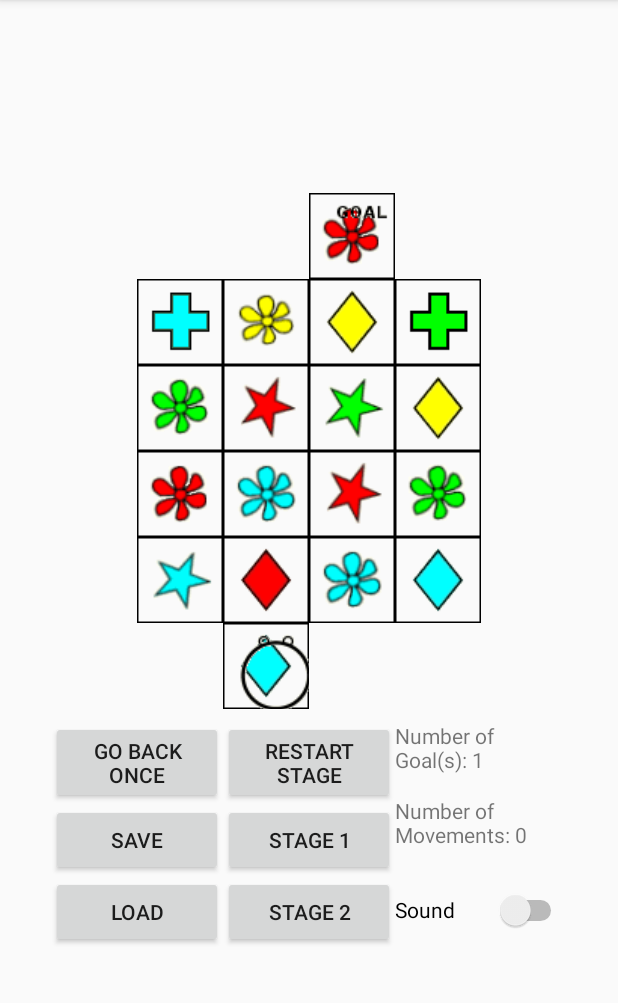
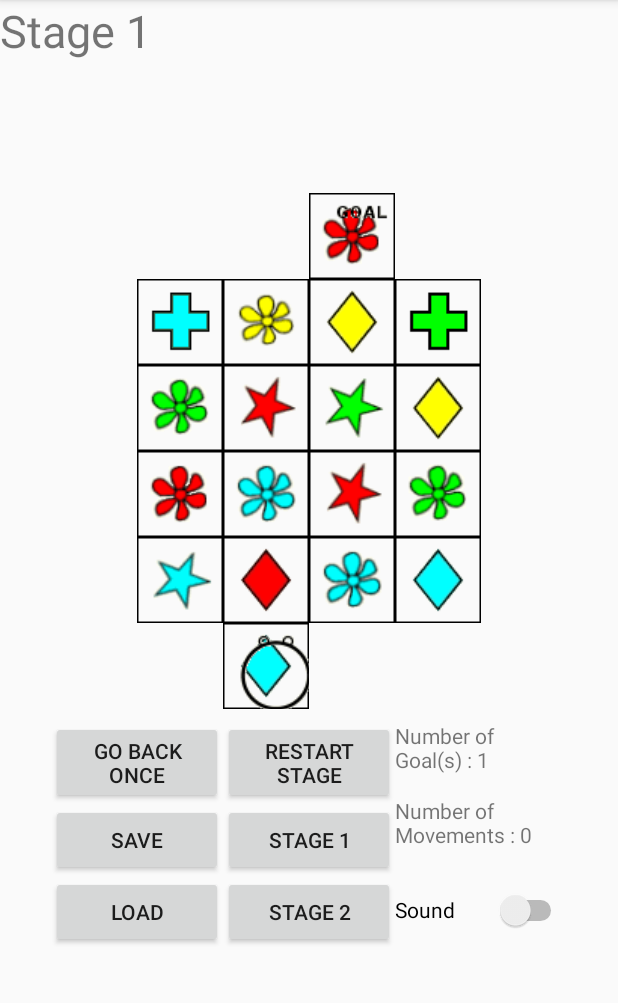
Before and after one commit to SnowNooDLe/BCPR282_Eyeball_Maze, an Android app: the MainActivity screen opened directly, with no data from a screen before it, on a phone screen of 412 x 824 dp, the part 84-1087 px from its top. Run offline under Robolectric (Android 15) with nearby library versions, the phone set to English and light mode, and no system bars; our stand-ins replace Firebase (no records; nobody signed in at launch, a user with empty details on screens opened directly).

Commit message:
Updating Extra View Feature 4, Updating string

```diff
--- a/app/src/main/java/dos0311/ara/ac/nz/eyeballmaze/MainActivity.java
+++ b/app/src/main/java/dos0311/ara/ac/nz/eyeballmaze/MainActivity.java
@@ -36,7 +36,7 @@ public class MainActivity extends AppCompatActivity {
     private Board board;
     private ImageView[][] imageViews = new ImageView[6][6];
     private int[][] imageSrcs = new int[6][6];
-    private TextView textViewForGoal, textViewForMovements;
+    private TextView textViewForGoal, textViewForMovements, textViewForStage;
 
     private Player eyeball;
 //  It means game is not finished yet if it is true.
@@ -88,6 +88,7 @@ public class MainActivity extends AppCompatActivity {
 //      for the goal textView
         textViewForGoal = findViewById(R.id.textViewGoals);
         textViewForMovements = findViewById(R.id.textViewMovements);
+        textViewForStage = findViewById(R.id.stageIndicator);
 //      As when game starts, it will always start with stage 1
         startGameStageOne();
     }
@@ -148,9 +149,9 @@ public class MainActivity extends AppCompatActivity {
         eyeball = new Player(5,2, board);
 
 //      Task 12. Display the number of goals to do
-        textViewForGoal.setText("Number of Goal(s): " + board.getGoals());
+        textViewForGoal.setText(getString(R.string.number_of_goals, board.getGoals()));
 //       Task 13. Display move counts
-        textViewForMovements.setText("Number of Movements: "  + eyeball.getCurrentMoveCount());
+        textViewForMovements.setText(getString(R.string.number_of_movements, eyeball.getCurrentMoveCount()));
 
 //        for image
         setGoalInMaze(0,3);
@@ -207,9 +208,9 @@ public class MainActivity extends AppCompatActivity {
         eyeball = new Player(5,2, board);
 
 //      Task 12. Display the number of goals to do
-        textViewForGoal.setText("Number of Goal(s): " + board.getGoals());
+        textViewForGoal.setText(getString(R.string.number_of_goals, board.getGoals()));
 //       Task 13. Display move counts
-        textViewForMovements.setText("Number of Movements: "  + eyeball.getCurrentMoveCount());
+        textViewForMovements.setText(getString(R.string.number_of_movements, eyeball.getCurrentMoveCount()));
 
 //      for image
         setGoalInMaze(0,3);
@@ -220,6 +221,8 @@ public class MainActivity extends AppCompatActivity {
     public void startGameStageOne() {
         gameIsOn = true;
         gameIsSaved = false;
+//        Extra View Feature 4, stage indicator
+        textViewForStage.setText(R.string.stage_one_choose);
         currentStage = 1;
         stageOneSetup();
     }
@@ -227,6 +230,8 @@ public class MainActivity extends AppCompatActivity {
     public void startGameStageTwo(){
         gameIsOn = true;
         gameIsSaved = false;
+//        Extra View Feature 4, stage indicator
+        textViewForStage.setText(R.string.stage_two_choose);
         currentStage = 2;
         stageTwoSetup();
     }
@@ -307,7 +312,7 @@ public class MainActivity extends AppCompatActivity {
                 eyeball.recordDirectionHisory();
 
 //              updating movements display
-                textViewForMovements.setText("Number of Movements: " + eyeball.getCurrentMoveCount());
+                textViewForMovements.setText(getString(R.string.number_of_movements, eyeball.getCurrentMoveCount()));
             } else {
 //                Extra View Feature 2, getting X sign on the block that user cannot go.
                 Bitmap image1 = BitmapFactory.decodeResource(getResources(), imageSrcs[targetRow][targetCol]);
@@ -335,7 +340,7 @@ public class MainActivity extends AppCompatActivity {
 //               Task 15, playing winning song
                 won_case_sound = MediaPlayer.create(MainActivity.this,R.raw.won_sound);
                 won_case_sound.start();
-                textViewForGoal.setText("Number of Goal(s): " + (board.getGoals() - 1));
+                textViewForGoal.setText(getString(R.string.number_of_goals, board.getGoals()-1));
                 gameFinishedMSG("Congratulations ! You won the game !");
                 gameIsOn = false;
             }
@@ -379,8 +384,8 @@ public class MainActivity extends AppCompatActivity {
         eyeball.resetPlayer();
         setPlayerInMaze(eyeball.getStartingRow(), eyeball.getStartingCol());
 
-        textViewForMovements.setText("Number of Movements: " + eyeball.getCurrentMoveCount());
-        textViewForGoal.setText("Number of Goal(s): " + board.getGoals());
+        textViewForMovements.setText(getString(R.string.number_of_movements, eyeball.getCurrentMoveCount()));
+        textViewForGoal.setText(getString(R.string.number_of_goals, board.getGoals()));
     }
     private void resetStageOne(){
 //        board.setGoal(0,3);
@@ -466,7 +471,7 @@ public class MainActivity extends AppCompatActivity {
                 movementHappening();
 
 //              update the number of movements as well
-                textViewForMovements.setText("Number of Movements: " + eyeball.getCurrentMoveCount());
+                textViewForMovements.setText(getString(R.string.number_of_movements, eyeball.getCurrentMoveCount()));
             }
 
         } else {
@@ -661,9 +666,8 @@ public class MainActivity extends AppCompatActivity {
         movementHappening();
 
 //        update the number of movements & Goal as well
-        textViewForMovements.setText("Number of Movements: " + eyeball.getCurrentMoveCount());
-        textViewForGoal.setText("Number of Goal(s): " + board.getGoals());
-
+        textViewForMovements.setText(getString(R.string.number_of_movements, eyeball.getCurrentMoveCount()));
+        textViewForGoal.setText(getString(R.string.number_of_goals, board.getGoals()));
     }
 
 //    Task 1, Button for loading a maze
@@ -681,7 +685,6 @@ public class MainActivity extends AppCompatActivity {
 
             loadingDataFromDB();
         } else {
-//          EXTRA VIEW Feature 4, warning sign when it is not during the came or never been saved.
             warningMSG("You can only load the game when its not finished or been saved before");
         }
     }
--- a/app/src/main/res/layout/activity_main.xml
+++ b/app/src/main/res/layout/activity_main.xml
@@ -5,6 +5,13 @@
     android:layout_width="match_parent"
     android:layout_height="match_parent"
     tools:context=".MainActivity">
+
+    <TextView
+        android:id="@+id/stageIndicator"
+        android:layout_width="wrap_content"
+        android:layout_height="wrap_content"
+        android:text="@string/stage_one_choose"
+        android:textSize="30sp" />
 
     <LinearLayout
         android:id="@+id/linearLayout5"
--- a/app/src/main/res/values/strings.xml
+++ b/app/src/main/res/values/strings.xml
@@ -13,8 +13,7 @@
     <string name="game_load">Load</string>
     <string name="stage_one_choose">Stage 1</string>
     <string name="stage_two_choose">Stage 2</string>
-    <!--Was trying to use those way but if i do this, will randomly change and crash the app-->
-    <string name="number_of_goals">Number of Goal(s) : </string>
-    <string name="number_of_movements">Number of Movements : </string>
+    <string name="number_of_goals">Number of Goal(s) : %1$d</string>
+    <string name="number_of_movements">Number of Movements : %1$d</string>
 
 </resources>
```
